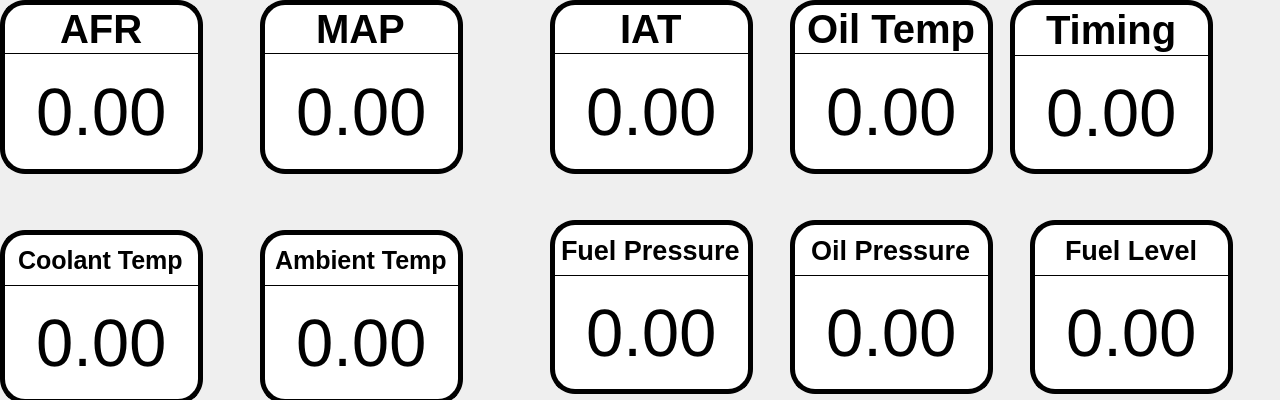
nathanygould/OBD2_Digital_Dashboard, file Dashboard_GUI/guages.ui: the form before one commit.
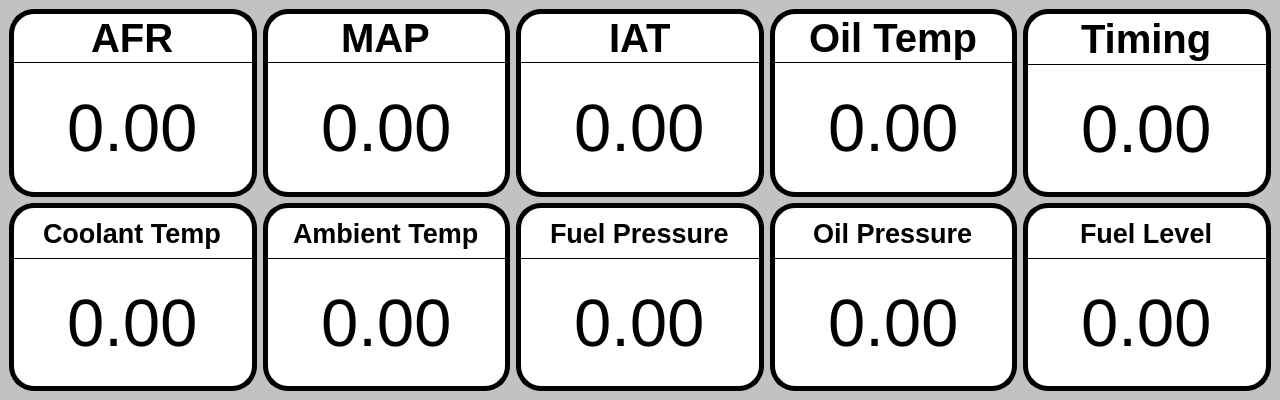
The form after the commit.

```diff
--- a/Dashboard_GUI/guages.ui
+++ b/Dashboard_GUI/guages.ui
@@ -13,16 +13,15 @@
   <property name="windowTitle">
    <string>Guages</string>
   </property>
+  <property name="styleSheet">
+   <string notr="true">background-color: rgb(194, 194, 194);</string>
+  </property>
   <widget class="QWidget" name="centralwidget">
-   <widget class="QWidget" name="verticalLayoutWidget">
-    <property name="geometry">
-     <rect>
-      <x>0</x>
-      <y>0</y>
-      <width>203</width>
-      <height>174</height>
-     </rect>
-    </property>
+   <property name="styleSheet">
+    <string notr="true"/>
+   </property>
+   <layout class="QGridLayout" name="gridLayout">
+    <item row="0" column="0">
     <layout class="QVBoxLayout" name="Data_Group_11">
      <property name="spacing">
       <number>0</number>
@@ -39,7 +38,8 @@
         </font>
        </property>
        <property name="styleSheet">
-        <string notr="true">border: 5px solid black; border-top-left-radius: 25px; border-top-right-radius: 25px; border-bottom: 1px solid black;</string>
+         <string notr="true">border: 5px solid black; border-top-left-radius: 25px; border-top-right-radius: 25px; border-bottom: 1px solid black;
+background-color: white;</string>
        </property>
        <property name="text">
         <string>AFR</string>
@@ -69,7 +69,8 @@
         <enum>Qt::LeftToRight</enum>
        </property>
        <property name="styleSheet">
-        <string notr="true">border: 5px solid black; border-bottom-right-radius:25px; border-bottom-left-radius: 25px; border-top: 0px;</string>
+         <string notr="true">border: 5px solid black; border-bottom-right-radius:25px; border-bottom-left-radius: 25px; border-top: 0px;
+background-color: white;</string>
        </property>
        <property name="frame">
         <bool>false</bool>
@@ -83,92 +84,8 @@
       </widget>
      </item>
     </layout>
-   </widget>
-   <widget class="QWidget" name="verticalLayoutWidget_2">
-    <property name="geometry">
-     <rect>
-      <x>0</x>
-      <y>230</y>
-      <width>203</width>
-      <height>174</height>
-     </rect>
-    </property>
-    <layout class="QVBoxLayout" name="Data_Group_12">
-     <property name="spacing">
-      <number>0</number>
-     </property>
-     <item>
-      <widget class="QLineEdit" name="Data_Label_2">
-       <property name="maximumSize">
-        <size>
-         <width>16777215</width>
-         <height>56</height>
-        </size>
-       </property>
-       <property name="font">
-        <font>
-         <pointsize>19</pointsize>
-         <weight>75</weight>
-         <bold>true</bold>
-         <underline>false</underline>
-         <kerning>true</kerning>
-        </font>
-       </property>
-       <property name="styleSheet">
-        <string notr="true">border: 5px solid black; border-top-left-radius: 25px; border-top-right-radius: 25px; border-bottom: 1px solid black;</string>
-       </property>
-       <property name="text">
-        <string>Coolant Temp</string>
-       </property>
-       <property name="alignment">
-        <set>Qt::AlignCenter</set>
-       </property>
-      </widget>
-     </item>
-     <item>
-      <widget class="QDoubleSpinBox" name="Data_Value_2">
-       <property name="enabled">
-        <bool>true</bool>
-       </property>
-       <property name="sizePolicy">
-        <sizepolicy hsizetype="Minimum" vsizetype="Minimum">
-         <horstretch>0</horstretch>
-         <verstretch>0</verstretch>
-        </sizepolicy>
-       </property>
-       <property name="font">
-        <font>
-         <pointsize>50</pointsize>
-        </font>
-       </property>
-       <property name="layoutDirection">
-        <enum>Qt::LeftToRight</enum>
-       </property>
-       <property name="styleSheet">
-        <string notr="true">border: 5px solid black; border-bottom-right-radius:25px; border-bottom-left-radius: 25px; border-top: 0px;</string>
-       </property>
-       <property name="frame">
-        <bool>false</bool>
-       </property>
-       <property name="alignment">
-        <set>Qt::AlignCenter</set>
-       </property>
-       <property name="buttonSymbols">
-        <enum>QAbstractSpinBox::NoButtons</enum>
-       </property>
-      </widget>
-     </item>
-    </layout>
-   </widget>
-   <widget class="QWidget" name="verticalLayoutWidget_3">
-    <property name="geometry">
-     <rect>
-      <x>260</x>
-      <y>0</y>
-      <width>203</width>
-      <height>174</height>
-     </rect>
-    </property>
+    </item>
+    <item row="0" column="1">
     <layout class="QVBoxLayout" name="Data_Group_21">
      <property name="spacing">
       <number>0</number>
@@ -185,7 +102,8 @@
         </font>
        </property>
        <property name="styleSheet">
-        <string notr="true">border: 5px solid black; border-top-left-radius: 25px; border-top-right-radius: 25px; border-bottom: 1px solid black;</string>
+         <string notr="true">border: 5px solid black; border-top-left-radius: 25px; border-top-right-radius: 25px; border-bottom: 1px solid black;
+background-color: white;</string>
        </property>
        <property name="text">
         <string>MAP</string>
@@ -215,7 +133,8 @@
         <enum>Qt::LeftToRight</enum>
        </property>
        <property name="styleSheet">
-        <string notr="true">border: 5px solid black; border-bottom-right-radius:25px; border-bottom-left-radius: 25px; border-top: 0px;</string>
+         <string notr="true">border: 5px solid black; border-bottom-right-radius:25px; border-bottom-left-radius: 25px; border-top: 0px;
+background-color: white;</string>
        </property>
        <property name="frame">
         <bool>false</bool>
@@ -229,92 +148,8 @@
       </widget>
      </item>
     </layout>
-   </widget>
-   <widget class="QWidget" name="verticalLayoutWidget_4">
-    <property name="geometry">
-     <rect>
-      <x>260</x>
-      <y>230</y>
-      <width>203</width>
-      <height>174</height>
-     </rect>
-    </property>
-    <layout class="QVBoxLayout" name="Data_Group_22">
-     <property name="spacing">
-      <number>0</number>
-     </property>
-     <item>
-      <widget class="QLineEdit" name="Data_Label_4">
-       <property name="maximumSize">
-        <size>
-         <width>16777215</width>
-         <height>56</height>
-        </size>
-       </property>
-       <property name="font">
-        <font>
-         <pointsize>19</pointsize>
-         <weight>75</weight>
-         <bold>true</bold>
-         <underline>false</underline>
-         <kerning>true</kerning>
-        </font>
-       </property>
-       <property name="styleSheet">
-        <string notr="true">border: 5px solid black; border-top-left-radius: 25px; border-top-right-radius: 25px; border-bottom: 1px solid black;</string>
-       </property>
-       <property name="text">
-        <string>Ambient Temp</string>
-       </property>
-       <property name="alignment">
-        <set>Qt::AlignCenter</set>
-       </property>
-      </widget>
-     </item>
-     <item>
-      <widget class="QDoubleSpinBox" name="Data_Value_4">
-       <property name="enabled">
-        <bool>true</bool>
-       </property>
-       <property name="sizePolicy">
-        <sizepolicy hsizetype="Minimum" vsizetype="Minimum">
-         <horstretch>0</horstretch>
-         <verstretch>0</verstretch>
-        </sizepolicy>
-       </property>
-       <property name="font">
-        <font>
-         <pointsize>50</pointsize>
-        </font>
-       </property>
-       <property name="layoutDirection">
-        <enum>Qt::LeftToRight</enum>
-       </property>
-       <property name="styleSheet">
-        <string notr="true">border: 5px solid black; border-bottom-right-radius:25px; border-bottom-left-radius: 25px; border-top: 0px;</string>
-       </property>
-       <property name="frame">
-        <bool>false</bool>
-       </property>
-       <property name="alignment">
-        <set>Qt::AlignCenter</set>
-       </property>
-       <property name="buttonSymbols">
-        <enum>QAbstractSpinBox::NoButtons</enum>
-       </property>
-      </widget>
-     </item>
-    </layout>
-   </widget>
-   <widget class="QWidget" name="verticalLayoutWidget_5">
-    <property name="geometry">
-     <rect>
-      <x>550</x>
-      <y>0</y>
-      <width>203</width>
-      <height>174</height>
-     </rect>
-    </property>
+    </item>
+    <item row="0" column="2">
     <layout class="QVBoxLayout" name="Data_Group_31">
      <property name="spacing">
       <number>0</number>
@@ -331,7 +166,8 @@
         </font>
        </property>
        <property name="styleSheet">
-        <string notr="true">border: 5px solid black; border-top-left-radius: 25px; border-top-right-radius: 25px; border-bottom: 1px solid black;</string>
+         <string notr="true">border: 5px solid black; border-top-left-radius: 25px; border-top-right-radius: 25px; border-bottom: 1px solid black;
+background-color: white;</string>
        </property>
        <property name="text">
         <string>IAT</string>
@@ -361,7 +197,8 @@
         <enum>Qt::LeftToRight</enum>
        </property>
        <property name="styleSheet">
-        <string notr="true">border: 5px solid black; border-bottom-right-radius:25px; border-bottom-left-radius: 25px; border-top: 0px;</string>
+         <string notr="true">border: 5px solid black; border-bottom-right-radius:25px; border-bottom-left-radius: 25px; border-top: 0px;
+background-color: white;</string>
        </property>
        <property name="frame">
         <bool>false</bool>
@@ -375,92 +212,8 @@
       </widget>
      </item>
     </layout>
-   </widget>
-   <widget class="QWidget" name="verticalLayoutWidget_6">
-    <property name="geometry">
-     <rect>
-      <x>550</x>
-      <y>220</y>
-      <width>203</width>
-      <height>174</height>
-     </rect>
-    </property>
-    <layout class="QVBoxLayout" name="Data_Group_32">
-     <property name="spacing">
-      <number>0</number>
-     </property>
-     <item>
-      <widget class="QLineEdit" name="Data_Label_6">
-       <property name="maximumSize">
-        <size>
-         <width>16777215</width>
-         <height>56</height>
-        </size>
-       </property>
-       <property name="font">
-        <font>
-         <pointsize>20</pointsize>
-         <weight>75</weight>
-         <bold>true</bold>
-         <underline>false</underline>
-         <kerning>true</kerning>
-        </font>
-       </property>
-       <property name="styleSheet">
-        <string notr="true">border: 5px solid black; border-top-left-radius: 25px; border-top-right-radius: 25px; border-bottom: 1px solid black;</string>
-       </property>
-       <property name="text">
-        <string>Fuel Pressure</string>
-       </property>
-       <property name="alignment">
-        <set>Qt::AlignCenter</set>
-       </property>
-      </widget>
-     </item>
-     <item>
-      <widget class="QDoubleSpinBox" name="Data_Value_6">
-       <property name="enabled">
-        <bool>true</bool>
-       </property>
-       <property name="sizePolicy">
-        <sizepolicy hsizetype="Minimum" vsizetype="Minimum">
-         <horstretch>0</horstretch>
-         <verstretch>0</verstretch>
-        </sizepolicy>
-       </property>
-       <property name="font">
-        <font>
-         <pointsize>50</pointsize>
-        </font>
-       </property>
-       <property name="layoutDirection">
-        <enum>Qt::LeftToRight</enum>
-       </property>
-       <property name="styleSheet">
-        <string notr="true">border: 5px solid black; border-bottom-right-radius:25px; border-bottom-left-radius: 25px; border-top: 0px;</string>
-       </property>
-       <property name="frame">
-        <bool>false</bool>
-       </property>
-       <property name="alignment">
-        <set>Qt::AlignCenter</set>
-       </property>
-       <property name="buttonSymbols">
-        <enum>QAbstractSpinBox::NoButtons</enum>
-       </property>
-      </widget>
-     </item>
-    </layout>
-   </widget>
-   <widget class="QWidget" name="verticalLayoutWidget_7">
-    <property name="geometry">
-     <rect>
-      <x>790</x>
-      <y>0</y>
-      <width>203</width>
-      <height>174</height>
-     </rect>
-    </property>
+    </item>
+    <item row="0" column="3">
     <layout class="QVBoxLayout" name="Data_Group_41">
      <property name="spacing">
       <number>0</number>
@@ -477,7 +230,8 @@
         </font>
        </property>
        <property name="styleSheet">
-        <string notr="true">border: 5px solid black; border-top-left-radius: 25px; border-top-right-radius: 25px; border-bottom: 1px solid black;</string>
+         <string notr="true">border: 5px solid black; border-top-left-radius: 25px; border-top-right-radius: 25px; border-bottom: 1px solid black;
+background-color: white;</string>
        </property>
        <property name="text">
         <string>Oil Temp</string>
@@ -507,7 +261,8 @@
         <enum>Qt::LeftToRight</enum>
        </property>
        <property name="styleSheet">
-        <string notr="true">border: 5px solid black; border-bottom-right-radius:25px; border-bottom-left-radius: 25px; border-top: 0px;</string>
+         <string notr="true">border: 5px solid black; border-bottom-right-radius:25px; border-bottom-left-radius: 25px; border-top: 0px;
+background-color: white;</string>
        </property>
        <property name="frame">
         <bool>false</bool>
@@ -521,92 +276,8 @@
       </widget>
      </item>
     </layout>
-   </widget>
-   <widget class="QWidget" name="verticalLayoutWidget_8">
-    <property name="geometry">
-     <rect>
-      <x>790</x>
-      <y>220</y>
-      <width>203</width>
-      <height>174</height>
-     </rect>
-    </property>
-    <layout class="QVBoxLayout" name="Data_Group_42">
-     <property name="spacing">
-      <number>0</number>
-     </property>
-     <item>
-      <widget class="QLineEdit" name="Data_Label_8">
-       <property name="maximumSize">
-        <size>
-         <width>16777215</width>
-         <height>56</height>
-        </size>
-       </property>
-       <property name="font">
-        <font>
-         <pointsize>20</pointsize>
-         <weight>75</weight>
-         <bold>true</bold>
-         <underline>false</underline>
-         <kerning>true</kerning>
-        </font>
-       </property>
-       <property name="styleSheet">
-        <string notr="true">border: 5px solid black; border-top-left-radius: 25px; border-top-right-radius: 25px; border-bottom: 1px solid black;</string>
-       </property>
-       <property name="text">
-        <string>Oil Pressure</string>
-       </property>
-       <property name="alignment">
-        <set>Qt::AlignCenter</set>
-       </property>
-      </widget>
-     </item>
-     <item>
-      <widget class="QDoubleSpinBox" name="Data_Value_8">
-       <property name="enabled">
-        <bool>true</bool>
-       </property>
-       <property name="sizePolicy">
-        <sizepolicy hsizetype="Minimum" vsizetype="Minimum">
-         <horstretch>0</horstretch>
-         <verstretch>0</verstretch>
-        </sizepolicy>
-       </property>
-       <property name="font">
-        <font>
-         <pointsize>50</pointsize>
-        </font>
-       </property>
-       <property name="layoutDirection">
-        <enum>Qt::LeftToRight</enum>
-       </property>
-       <property name="styleSheet">
-        <string notr="true">border: 5px solid black; border-bottom-right-radius:25px; border-bottom-left-radius: 25px; border-top: 0px;</string>
-       </property>
-       <property name="frame">
-        <bool>false</bool>
-       </property>
-       <property name="alignment">
-        <set>Qt::AlignCenter</set>
-       </property>
-       <property name="buttonSymbols">
-        <enum>QAbstractSpinBox::NoButtons</enum>
-       </property>
-      </widget>
-     </item>
-    </layout>
-   </widget>
-   <widget class="QWidget" name="verticalLayoutWidget_9">
-    <property name="geometry">
-     <rect>
-      <x>1010</x>
-      <y>0</y>
-      <width>203</width>
-      <height>174</height>
-     </rect>
-    </property>
+    </item>
+    <item row="0" column="4">
     <layout class="QVBoxLayout" name="Data_Group_51">
      <property name="spacing">
       <number>0</number>
@@ -629,7 +300,8 @@
         </font>
        </property>
        <property name="styleSheet">
-        <string notr="true">border: 5px solid black; border-top-left-radius: 25px; border-top-right-radius: 25px; border-bottom: 1px solid black;</string>
+         <string notr="true">border: 5px solid black; border-top-left-radius: 25px; border-top-right-radius: 25px; border-bottom: 1px solid black;
+background-color: white;</string>
        </property>
        <property name="text">
         <string>Timing</string>
@@ -659,7 +331,8 @@
         <enum>Qt::LeftToRight</enum>
        </property>
        <property name="styleSheet">
-        <string notr="true">border: 5px solid black; border-bottom-right-radius:25px; border-bottom-left-radius: 25px; border-top: 0px;</string>
+         <string notr="true">border: 5px solid black; border-bottom-right-radius:25px; border-bottom-left-radius: 25px; border-top: 0px;
+background-color: white;</string>
        </property>
        <property name="frame">
         <bool>false</bool>
@@ -673,16 +346,288 @@
       </widget>
      </item>
     </layout>
-   </widget>
-   <widget class="QWidget" name="verticalLayoutWidget_10">
-    <property name="geometry">
-     <rect>
-      <x>1030</x>
-      <y>220</y>
-      <width>203</width>
-      <height>174</height>
-     </rect>
-    </property>
+    </item>
+    <item row="1" column="0">
+     <layout class="QVBoxLayout" name="Data_Group_12">
+      <property name="spacing">
+       <number>0</number>
+      </property>
+      <item>
+       <widget class="QLineEdit" name="Data_Label_12">
+        <property name="maximumSize">
+         <size>
+          <width>16777215</width>
+          <height>56</height>
+         </size>
+        </property>
+        <property name="font">
+         <font>
+          <pointsize>20</pointsize>
+          <weight>75</weight>
+          <bold>true</bold>
+          <underline>false</underline>
+          <kerning>true</kerning>
+         </font>
+        </property>
+        <property name="styleSheet">
+         <string notr="true">border: 5px solid black; border-top-left-radius: 25px; border-top-right-radius: 25px; border-bottom: 1px solid black;
+background-color: white;</string>
+        </property>
+        <property name="text">
+         <string>Coolant Temp</string>
+        </property>
+        <property name="alignment">
+         <set>Qt::AlignCenter</set>
+        </property>
+       </widget>
+      </item>
+      <item>
+       <widget class="QDoubleSpinBox" name="Data_Value_12">
+        <property name="enabled">
+         <bool>true</bool>
+        </property>
+        <property name="sizePolicy">
+         <sizepolicy hsizetype="Minimum" vsizetype="Minimum">
+          <horstretch>0</horstretch>
+          <verstretch>0</verstretch>
+         </sizepolicy>
+        </property>
+        <property name="font">
+         <font>
+          <pointsize>50</pointsize>
+         </font>
+        </property>
+        <property name="layoutDirection">
+         <enum>Qt::LeftToRight</enum>
+        </property>
+        <property name="styleSheet">
+         <string notr="true">border: 5px solid black; border-bottom-right-radius:25px; border-bottom-left-radius: 25px; border-top: 0px;
+background-color: white;</string>
+        </property>
+        <property name="frame">
+         <bool>false</bool>
+        </property>
+        <property name="alignment">
+         <set>Qt::AlignCenter</set>
+        </property>
+        <property name="buttonSymbols">
+         <enum>QAbstractSpinBox::NoButtons</enum>
+        </property>
+       </widget>
+      </item>
+     </layout>
+    </item>
+    <item row="1" column="1">
+     <layout class="QVBoxLayout" name="Data_Group_22">
+      <property name="spacing">
+       <number>0</number>
+      </property>
+      <item>
+       <widget class="QLineEdit" name="Data_Label_22">
+        <property name="maximumSize">
+         <size>
+          <width>16777215</width>
+          <height>56</height>
+         </size>
+        </property>
+        <property name="font">
+         <font>
+          <pointsize>20</pointsize>
+          <weight>75</weight>
+          <bold>true</bold>
+          <underline>false</underline>
+          <kerning>true</kerning>
+         </font>
+        </property>
+        <property name="styleSheet">
+         <string notr="true">border: 5px solid black; border-top-left-radius: 25px; border-top-right-radius: 25px; border-bottom: 1px solid black;
+background-color: white;</string>
+        </property>
+        <property name="text">
+         <string>Ambient Temp</string>
+        </property>
+        <property name="alignment">
+         <set>Qt::AlignCenter</set>
+        </property>
+       </widget>
+      </item>
+      <item>
+       <widget class="QDoubleSpinBox" name="Data_Value_22">
+        <property name="enabled">
+         <bool>true</bool>
+        </property>
+        <property name="sizePolicy">
+         <sizepolicy hsizetype="Minimum" vsizetype="Minimum">
+          <horstretch>0</horstretch>
+          <verstretch>0</verstretch>
+         </sizepolicy>
+        </property>
+        <property name="font">
+         <font>
+          <pointsize>50</pointsize>
+         </font>
+        </property>
+        <property name="layoutDirection">
+         <enum>Qt::LeftToRight</enum>
+        </property>
+        <property name="styleSheet">
+         <string notr="true">border: 5px solid black; border-bottom-right-radius:25px; border-bottom-left-radius: 25px; border-top: 0px;
+background-color: white;</string>
+        </property>
+        <property name="frame">
+         <bool>false</bool>
+        </property>
+        <property name="alignment">
+         <set>Qt::AlignCenter</set>
+        </property>
+        <property name="buttonSymbols">
+         <enum>QAbstractSpinBox::NoButtons</enum>
+        </property>
+       </widget>
+      </item>
+     </layout>
+    </item>
+    <item row="1" column="2">
+     <layout class="QVBoxLayout" name="Data_Group_32">
+      <property name="spacing">
+       <number>0</number>
+      </property>
+      <item>
+       <widget class="QLineEdit" name="Data_Label_32">
+        <property name="maximumSize">
+         <size>
+          <width>16777215</width>
+          <height>56</height>
+         </size>
+        </property>
+        <property name="font">
+         <font>
+          <pointsize>20</pointsize>
+          <weight>75</weight>
+          <bold>true</bold>
+          <underline>false</underline>
+          <kerning>true</kerning>
+         </font>
+        </property>
+        <property name="styleSheet">
+         <string notr="true">border: 5px solid black; border-top-left-radius: 25px; border-top-right-radius: 25px; border-bottom: 1px solid black;
+background-color: white;</string>
+        </property>
+        <property name="text">
+         <string>Fuel Pressure</string>
+        </property>
+        <property name="alignment">
+         <set>Qt::AlignCenter</set>
+        </property>
+       </widget>
+      </item>
+      <item>
+       <widget class="QDoubleSpinBox" name="Data_Value_32">
+        <property name="enabled">
+         <bool>true</bool>
+        </property>
+        <property name="sizePolicy">
+         <sizepolicy hsizetype="Minimum" vsizetype="Minimum">
+          <horstretch>0</horstretch>
+          <verstretch>0</verstretch>
+         </sizepolicy>
+        </property>
+        <property name="font">
+         <font>
+          <pointsize>50</pointsize>
+         </font>
+        </property>
+        <property name="layoutDirection">
+         <enum>Qt::LeftToRight</enum>
+        </property>
+        <property name="styleSheet">
+         <string notr="true">border: 5px solid black; border-bottom-right-radius:25px; border-bottom-left-radius: 25px; border-top: 0px;
+background-color: white;</string>
+        </property>
+        <property name="frame">
+         <bool>false</bool>
+        </property>
+        <property name="alignment">
+         <set>Qt::AlignCenter</set>
+        </property>
+        <property name="buttonSymbols">
+         <enum>QAbstractSpinBox::NoButtons</enum>
+        </property>
+       </widget>
+      </item>
+     </layout>
+    </item>
+    <item row="1" column="3">
+     <layout class="QVBoxLayout" name="Data_Group_42">
+      <property name="spacing">
+       <number>0</number>
+      </property>
+      <item>
+       <widget class="QLineEdit" name="Data_Label_42">
+        <property name="maximumSize">
+         <size>
+          <width>16777215</width>
+          <height>56</height>
+         </size>
+        </property>
+        <property name="font">
+         <font>
+          <pointsize>20</pointsize>
+          <weight>75</weight>
+          <bold>true</bold>
+          <underline>false</underline>
+          <kerning>true</kerning>
+         </font>
+        </property>
+        <property name="styleSheet">
+         <string notr="true">border: 5px solid black; border-top-left-radius: 25px; border-top-right-radius: 25px; border-bottom: 1px solid black;
+background-color: white;</string>
+        </property>
+        <property name="text">
+         <string>Oil Pressure</string>
+        </property>
+        <property name="alignment">
+         <set>Qt::AlignCenter</set>
+        </property>
+       </widget>
+      </item>
+      <item>
+       <widget class="QDoubleSpinBox" name="Data_Value_42">
+        <property name="enabled">
+         <bool>true</bool>
+        </property>
+        <property name="sizePolicy">
+         <sizepolicy hsizetype="Minimum" vsizetype="Minimum">
+          <horstretch>0</horstretch>
+          <verstretch>0</verstretch>
+         </sizepolicy>
+        </property>
+        <property name="font">
+         <font>
+          <pointsize>50</pointsize>
+         </font>
+        </property>
+        <property name="layoutDirection">
+         <enum>Qt::LeftToRight</enum>
+        </property>
+        <property name="styleSheet">
+         <string notr="true">border: 5px solid black; border-bottom-right-radius:25px; border-bottom-left-radius: 25px; border-top: 0px;
+background-color: white;</string>
+        </property>
+        <property name="frame">
+         <bool>false</bool>
+        </property>
+        <property name="alignment">
+         <set>Qt::AlignCenter</set>
+        </property>
+        <property name="buttonSymbols">
+         <enum>QAbstractSpinBox::NoButtons</enum>
+        </property>
+       </widget>
+      </item>
+     </layout>
+    </item>
+    <item row="1" column="4">
     <layout class="QVBoxLayout" name="Data_Group_52">
      <property name="spacing">
       <number>0</number>
@@ -705,7 +650,8 @@
         </font>
        </property>
        <property name="styleSheet">
-        <string notr="true">border: 5px solid black; border-top-left-radius: 25px; border-top-right-radius: 25px; border-bottom: 1px solid black;</string>
+         <string notr="true">border: 5px solid black; border-top-left-radius: 25px; border-top-right-radius: 25px; border-bottom: 1px solid black;
+background-color: white;</string>
        </property>
        <property name="text">
         <string>Fuel Level</string>
@@ -735,7 +681,8 @@
         <enum>Qt::LeftToRight</enum>
        </property>
        <property name="styleSheet">
-        <string notr="true">border: 5px solid black; border-bottom-right-radius:25px; border-bottom-left-radius: 25px; border-top: 0px;</string>
+         <string notr="true">border: 5px solid black; border-bottom-right-radius:25px; border-bottom-left-radius: 25px; border-top: 0px;
+background-color: white;</string>
        </property>
        <property name="frame">
         <bool>false</bool>
@@ -749,7 +696,8 @@
       </widget>
      </item>
     </layout>
-   </widget>
+    </item>
+   </layout>
   </widget>
  </widget>
  <resources/>
```
Left out of the diff: 24 changed lines with no effect on the pictures. Lines whose indentation alone changed are shown as unchanged.
